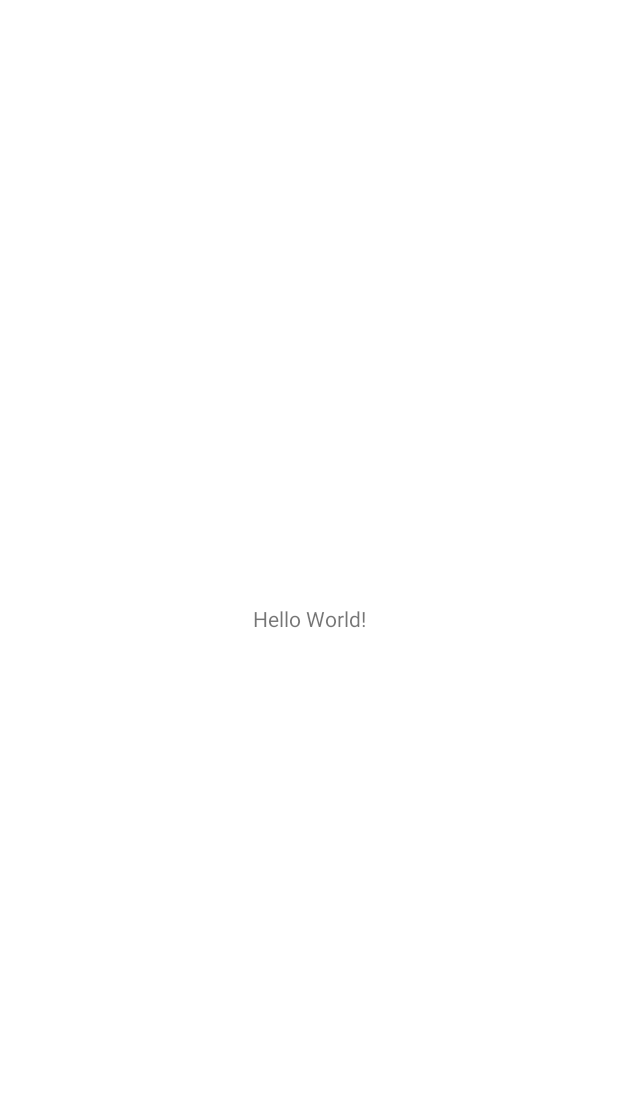
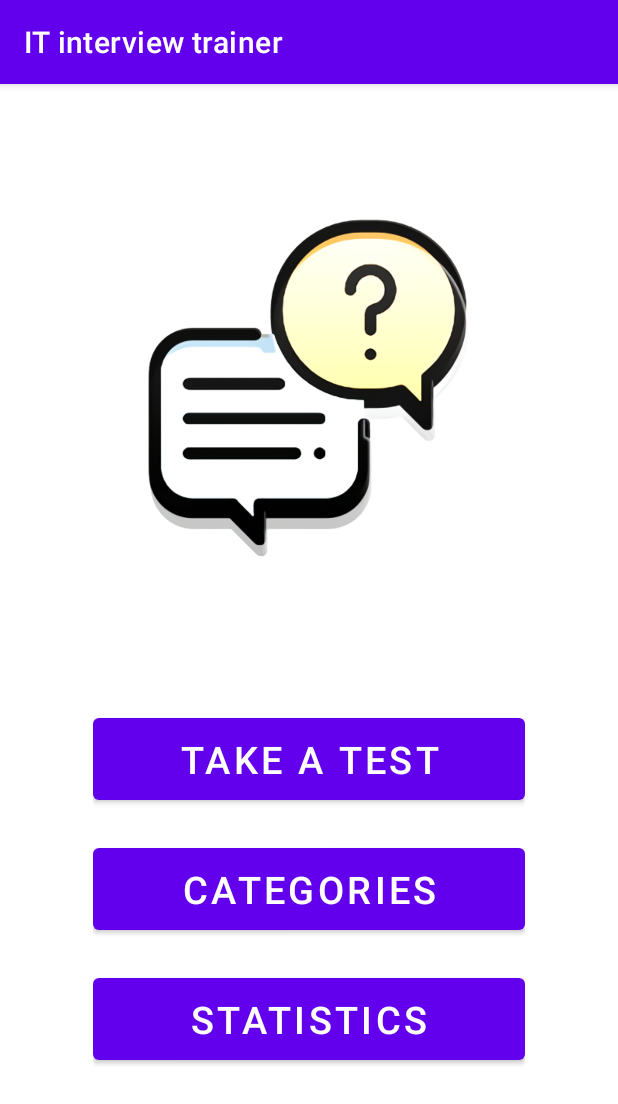
Before and after one commit to moevm/adfmp1h21-interview, an Android app: the screen it shows after launch (MainActivity), on a phone screen of 412 x 824 dp. Before the commit the part shown is almost empty. Shown: the top 1104 px of the screen. Run offline under Robolectric (Android 15) with nearby library versions, the phone set to English and light mode, and no system bars.

Commit message:
main layout created

```diff
--- a/app/src/main/res/layout/activity_main.xml
+++ b/app/src/main/res/layout/activity_main.xml
@@ -6,13 +6,69 @@
     android:layout_height="match_parent"
     tools:context=".MainActivity">
 
-    <TextView
-        android:layout_width="wrap_content"
-        android:layout_height="wrap_content"
-        android:text="Hello World!"
-        app:layout_constraintBottom_toBottomOf="parent"
+<!--    <com.google.android.material.imageview.ShapeableImageView-->
+<!--        android:layout_width="wrap_content"-->
+<!--        android:layout_height="wrap_content"/>-->
+    <com.google.android.material.imageview.ShapeableImageView
+        android:id="@+id/logo"
+        android:layout_width="0dp"
+        android:layout_height="0dp"
+        app:layout_constraintWidth_percent="0.8"
+        app:layout_constraintWidth_default="wrap"
+        app:layout_constraintHeight_percent="0.35"
+        app:layout_constraintHeight_default="wrap"
+        app:layout_constraintVertical_weight="0.5"
+        app:layout_constraintHorizontal_bias="0.5"
+        app:layout_constraintTop_toTopOf="parent"
+        app:layout_constraintBottom_toTopOf="@id/buttons"
         app:layout_constraintLeft_toLeftOf="parent"
         app:layout_constraintRight_toRightOf="parent"
-        app:layout_constraintTop_toTopOf="parent" />
+        android:src="@drawable/logo" />
+
+    <LinearLayout
+        android:id="@+id/buttons"
+        android:orientation="vertical"
+        android:layout_width="0dp"
+        android:layout_height="0dp"
+        app:layout_constraintWidth_percent="0.7"
+        app:layout_constraintWidth_default="wrap"
+        app:layout_constraintHeight_default="wrap"
+        app:layout_constraintLeft_toLeftOf="parent"
+        app:layout_constraintVertical_bias="0.8"
+        app:layout_constraintTop_toTopOf="parent"
+        app:layout_constraintBottom_toBottomOf="parent"
+        app:layout_constraintRight_toRightOf="parent">
+
+    <com.google.android.material.button.MaterialButton
+        android:id="@+id/takeTestBtn"
+        android:textSize="25sp"
+        android:text="@string/btn_take_test_text"
+        android:layout_marginVertical="10dp"
+        android:padding="10dp"
+        android:layout_width="match_parent"
+        android:layout_height="wrap_content"
+        />
+
+
+    <com.google.android.material.button.MaterialButton
+        android:id="@+id/categoriesBtn"
+        android:textSize="25sp"
+        android:layout_marginVertical="10dp"
+        android:padding="10dp"
+        android:text="@string/btn_categories_text"
+        android:layout_width="match_parent"
+        android:layout_height="wrap_content"
+        />
+
+    <com.google.android.material.button.MaterialButton
+        android:id="@+id/statsBtn"
+        android:textSize="25sp"
+        android:layout_marginVertical="10dp"
+        android:padding="10dp"
+        android:text="@string/btn_stat_text"
+        android:layout_width="match_parent"
+        android:layout_height="wrap_content" />
+
+    </LinearLayout>
 
 </androidx.constraintlayout.widget.ConstraintLayout>
--- a/app/src/main/res/values-night/themes.xml
+++ b/app/src/main/res/values-night/themes.xml
@@ -1,6 +1,6 @@
 <resources xmlns:tools="http://schemas.android.com/tools">
     <!-- Base application theme. -->
-    <style name="Theme.ITInterviewTrainer" parent="Theme.MaterialComponents.DayNight.NoActionBar">
+    <style name="Theme.ITInterviewTrainer" parent="Theme.MaterialComponents.DayNight.DarkActionBar">
         <!-- Primary brand color. -->
         <item name="colorPrimary">@color/purple_200</item>
         <item name="colorPrimaryVariant">@color/purple_700</item>
--- a/app/src/main/res/values/strings.xml
+++ b/app/src/main/res/values/strings.xml
@@ -1,3 +1,6 @@
 <resources>
     <string name="app_name">IT interview trainer</string>
+    <string name="btn_take_test_text">Take a test</string>
+    <string name="btn_categories_text">Categories</string>
+    <string name="btn_stat_text">Statistics</string>
 </resources>
--- a/app/src/main/res/values/themes.xml
+++ b/app/src/main/res/values/themes.xml
@@ -1,6 +1,6 @@
 <resources xmlns:tools="http://schemas.android.com/tools">
     <!-- Base application theme. -->
-    <style name="Theme.ITInterviewTrainer" parent="Theme.MaterialComponents.DayNight.NoActionBar">
+    <style name="Theme.ITInterviewTrainer" parent="Theme.MaterialComponents.DayNight.DarkActionBar">
         <!-- Primary brand color. -->
         <item name="colorPrimary">@color/purple_500</item>
         <item name="colorPrimaryVariant">@color/purple_700</item>
```
Also changed, not shown: app/src/main/res/drawable/logo.png (added).
